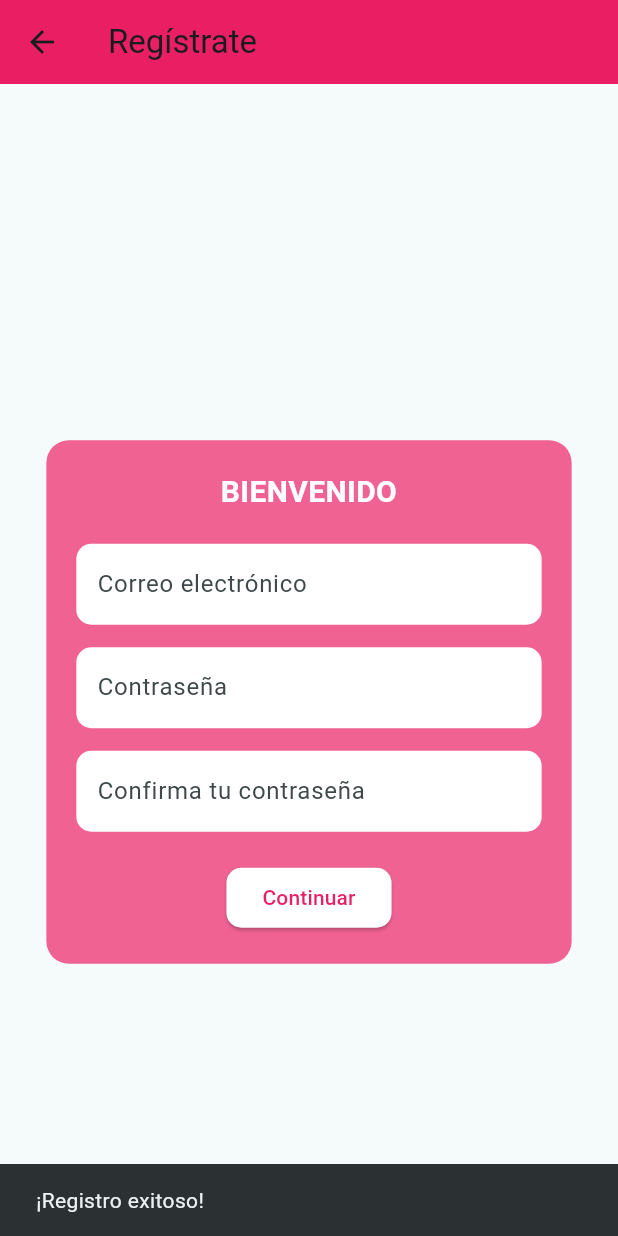
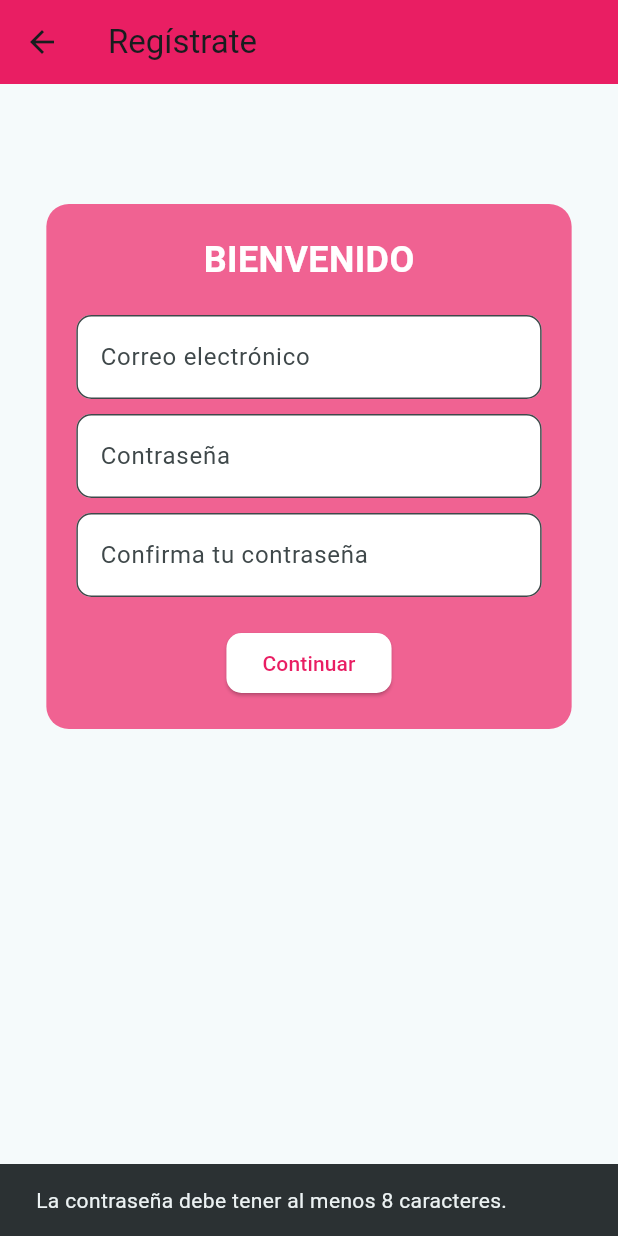
Before and after one commit to Sofia19c/AppFlutter, a Flutter app: the RegistratePage screen opened directly, after a tap on "Continuar", on a phone screen of 412 x 824 dp. Run offline on Flutter 3.47's test engine with Material 3 defaults, Android fonts, the phone set to English and light mode, and no system bars; our stand-ins replace youtube_player_flutter.

Commit message:
validar contraseña

```diff
--- a/flutter_application_1/lib/pages/registrate.dart
+++ b/flutter_application_1/lib/pages/registrate.dart
@@ -1,6 +1,46 @@
 import 'package:flutter/material.dart';
 
-class RegistratePage extends StatelessWidget {
+class RegistratePage extends StatefulWidget {
+  @override
+  _RegistratePageState createState() => _RegistratePageState();
+}
+
+class _RegistratePageState extends State<RegistratePage> {
+  // Controladores para los campos de texto
+  final TextEditingController emailController = TextEditingController();
+  final TextEditingController passwordController = TextEditingController();
+  final TextEditingController confirmPasswordController = TextEditingController();
+
+  // Método para validar y procesar el registro
+  void validateAndRegister() {
+    final email = emailController.text;
+    final password = passwordController.text;
+    final confirmPassword = confirmPasswordController.text;
+
+    if (password.length < 8) {
+      // Contraseña demasiado corta
+      ScaffoldMessenger.of(context).showSnackBar(
+        SnackBar(content: Text('La contraseña debe tener al menos 8 caracteres.')),
+      );
+      return;
+    }
+
+    if (password != confirmPassword) {
+      // Contraseñas no coinciden
+      ScaffoldMessenger.of(context).showSnackBar(
+        SnackBar(content: Text('Las contraseñas no coinciden.')),
+      );
+      return;
+    }
+
+    // Si pasa la validación, procesamos el registro
+    ScaffoldMessenger.of(context).showSnackBar(
+      SnackBar(content: Text('Cuenta creada exitosamente.')),
+    );
+
+    // Aquí puedes agregar la lógica para crear la cuenta en tu backend
+  }
+
   @override
   Widget build(BuildContext context) {
     return Scaffold(
@@ -9,47 +49,71 @@ class RegistratePage extends StatelessWidget {
         title: Text('Regístrate'),
       ),
       body: SingleChildScrollView(
-        child: Container(
-          height: MediaQuery.of(context).size.height, // Tamaño completo de la pantalla
-          child: Center(
-            child: Padding(
-              padding: const EdgeInsets.all(16.0),
+        child: Column(
+          mainAxisAlignment: MainAxisAlignment.center,
+          children: [
+            // Contenedor centrado
+            Center(
               child: Container(
                 width: MediaQuery.of(context).size.width * 0.85,
                 padding: const EdgeInsets.all(20.0),
+                margin: EdgeInsets.only(top: 80.0), // Mover el contenedor más abajo
                 decoration: BoxDecoration(
                   color: Colors.pink.shade300,
                   borderRadius: BorderRadius.circular(15),
                 ),
                 child: Column(
-                  mainAxisSize: MainAxisSize.min, // Tamaño ajustado al contenido
+                  crossAxisAlignment: CrossAxisAlignment.center,
                   children: [
                     Text(
                       'BIENVENIDO',
-                      textAlign: TextAlign.center,
                       style: TextStyle(
                         color: Colors.white,
-                        fontSize: 20,
+                        fontSize: 24,
                         fontWeight: FontWeight.bold,
                       ),
                     ),
                     SizedBox(height: 20),
-                    _buildTextField('Correo electrónico'),
-                    SizedBox(height: 15),
-                    _buildTextField('Contraseña', isPassword: true),
-                    SizedBox(height: 15),
-                    _buildTextField('Confirma tu contraseña', isPassword: true),
+                    TextField(
+                      controller: emailController,
+                      decoration: InputDecoration(
+                        hintText: 'Correo electrónico',
+                        filled: true,
+                        fillColor: Colors.white,
+                        border: OutlineInputBorder(
+                          borderRadius: BorderRadius.circular(10),
+                        ),
+                      ),
+                    ),
+                    SizedBox(height: 10),
+                    TextField(
+                      controller: passwordController,
+                      obscureText: true,
+                      decoration: InputDecoration(
+                        hintText: 'Contraseña',
+                        filled: true,
+                        fillColor: Colors.white,
+                        border: OutlineInputBorder(
+                          borderRadius: BorderRadius.circular(10),
+                        ),
+                      ),
+                    ),
+                    SizedBox(height: 10),
+                    TextField(
+                      controller: confirmPasswordController,
+                      obscureText: true,
+                      decoration: InputDecoration(
+                        hintText: 'Confirma tu contraseña',
+                        filled: true,
+                        fillColor: Colors.white,
+                        border: OutlineInputBorder(
+                          borderRadius: BorderRadius.circular(10),
+                        ),
+                      ),
+                    ),
                     SizedBox(height: 20),
                     ElevatedButton(
-                      onPressed: () {
-                        // Lógica para continuar
-                        ScaffoldMessenger.of(context).showSnackBar(
-                          SnackBar(
-                            content: Text('¡Registro exitoso!'),
-                            duration: Duration(seconds: 2),
-                          ),
-                        );
-                      },
+                      onPressed: validateAndRegister,
                       style: ElevatedButton.styleFrom(
                         backgroundColor: Colors.white,
                         foregroundColor: Colors.pink,
@@ -63,26 +127,9 @@ class RegistratePage extends StatelessWidget {
                 ),
               ),
             ),
-          ),
+          ],
         ),
       ),
     );
   }
-
-  // Widget para construir los TextFields
-  Widget _buildTextField(String hint, {bool isPassword = false}) {
-    return TextField(
-      obscureText: isPassword,
-      decoration: InputDecoration(
-        hintText: hint,
-        filled: true,
-        fillColor: Colors.white,
-        border: OutlineInputBorder(
-          borderRadius: BorderRadius.circular(10),
-          borderSide: BorderSide.none,
-        ),
-        contentPadding: EdgeInsets.symmetric(vertical: 15, horizontal: 10),
-      ),
-    );
-  }
 }
```
